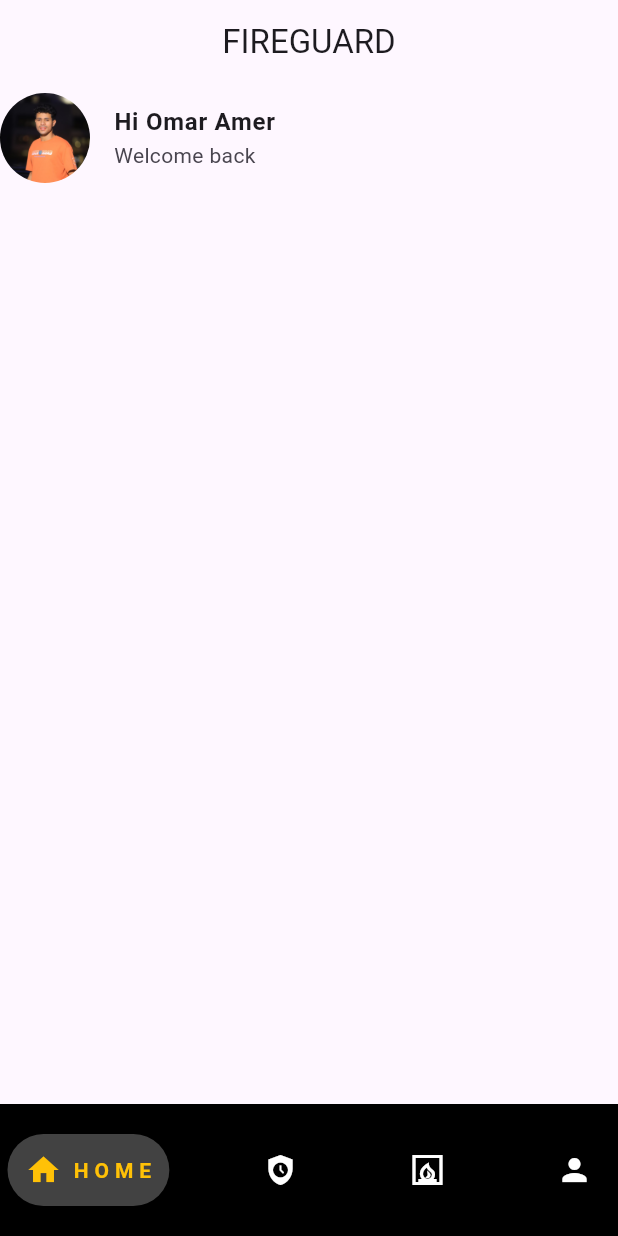
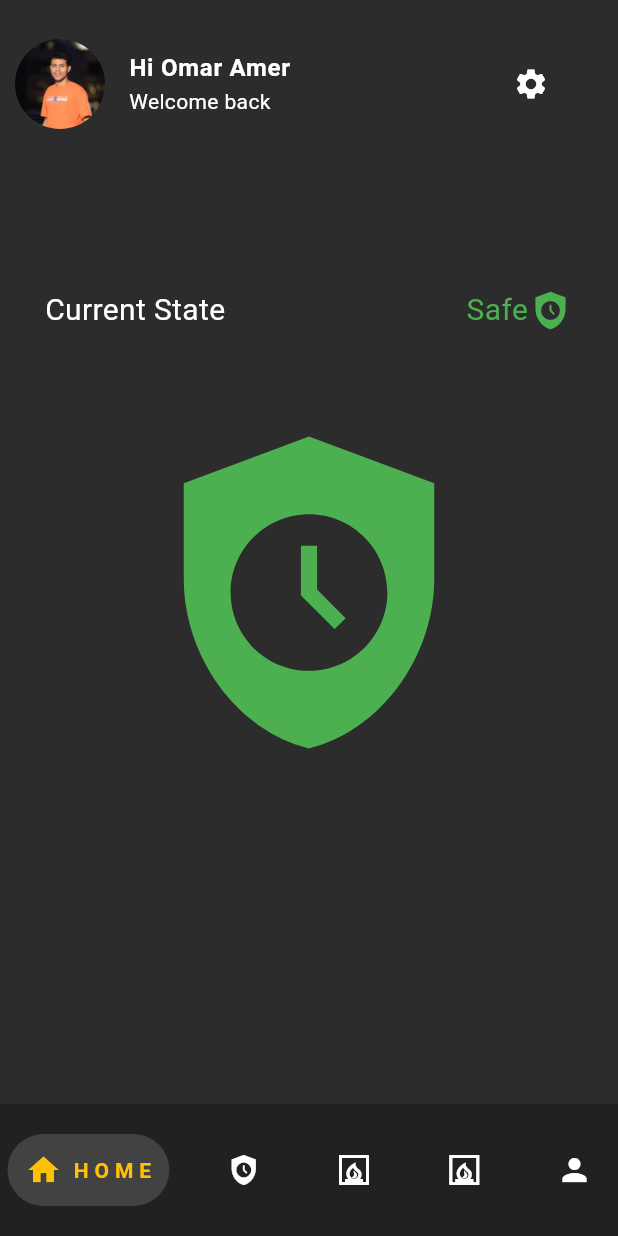
Before and after one commit to omaaramer/fire_detection, a Flutter app: the screen it shows after launch, after a tap on the "arrow forward" icon, on a phone screen of 412 x 824 dp. Run offline on Flutter 3.47's test engine with Material 3 defaults, Android fonts, the phone set to English and light mode, and no system bars; drawn by our look-alikes of google_nav_bar; our stand-ins replace firebase_auth, firebase_core, geolocator, google_maps_flutter, google_sign_in, modal_progress_hud_nsn; accounts and stored records are empty.

```diff
--- a/lib/app_images.dart
+++ b/lib/app_images.dart
@@ -24,4 +24,8 @@ class Assets {
   /// Assets for imagesOmaar
   /// assets/images/omaar.jpeg
   static const String imagesOmaar = "assets/images/omaar.jpeg";
+
+  /// Assets for imagesSafe
+  /// assets/images/safe.png
+  static const String imagesSafe = "assets/images/safe.png";
 }
--- a/lib/constants/app_routes.dart
+++ b/lib/constants/app_routes.dart
@@ -22,8 +22,8 @@ class AppRouter {
         return MaterialPageRoute(builder: (_) => const MainNavigator());
       case SafetyScreen.id:
         return MaterialPageRoute(builder: (_) => const SafetyScreen());
-      // case LandingScreen.id:
-      //   return MaterialPageRoute(builder: (_) => const LandingScreen());
+      case LandingScreen.id:
+        return MaterialPageRoute(builder: (_) => const LandingScreen());
     }
   }
 }
--- a/lib/main.dart
+++ b/lib/main.dart
@@ -4,7 +4,8 @@ import 'package:firebase_core/firebase_core.dart';
 import 'package:flutter/material.dart';
 
 void main() async {
-  WidgetsFlutterBinding.ensureInitialized();
+  WidgetsFlutterBinding
+      .ensureInitialized(); //ensure that data needed is ready for use
   await Firebase.initializeApp(
     options: DefaultFirebaseOptions.currentPlatform,
   );
--- a/lib/view/screens/home_page.dart
+++ b/lib/view/screens/home_page.dart
@@ -1,6 +1,7 @@
 import 'package:flutter/material.dart';
-
+import 'package:flutter/widgets.dart';
 import '../../app_images.dart';
+import '../../constants/constants.dart';
 
 class HomePage extends StatefulWidget {
   const HomePage({super.key});
@@ -14,12 +15,22 @@ class _HomePageState extends State<HomePage> {
   @override
   Widget build(BuildContext context) {
     return Scaffold(
-        appBar: AppBar(
-          centerTitle: true,
-          title: const Text('FIREGUARD'),
+        body: Container(
+      padding: const EdgeInsets.symmetric(horizontal: 10),
+      decoration: const BoxDecoration(
+        color: kGrey900,
+        //     gradient: LinearGradient(
+        //   colors: [
+        //     kGrey300,
+        //     kGrey,
+        //   ],
+        //   begin: FractionalOffset.topCenter,
+        //   end: FractionalOffset.bottomCenter,
+        // ),
       ),
-        body: Column(
+      child: Column(
         children: [
+          const SizedBox(height: 20),
           Row(
             children: [
               Container(
@@ -33,19 +44,74 @@ class _HomePageState extends State<HomePage> {
                   ),
                 ),
               ),
-                const Expanded(
+              Expanded(
                   child: ListTile(
-                  title: Text(
+                title: const Text(
                   "Hi Omar Amer",
                   style: TextStyle(
                     fontWeight: FontWeight.bold,
+                    color: Colors.white,
                   ),
                 ),
-                  subtitle: Text("Welcome back"),
-                ))
+                subtitle: const Text(
+                  "Welcome back",
+                  style: TextStyle(
+                    color: Colors.white,
+                  ),
+                ),
+                trailing: IconButton(
+                  onPressed: () {},
+                  icon: const Icon(
+                    Icons.settings,
+                    color: Colors.white,
+                  ),
+                ),
+              )),
             ],
           ),
+          const SizedBox(height: 100),
+          const Padding(
+            padding: EdgeInsets.symmetric(horizontal: 20),
+            child: Row(
+              children: [
+                Text(
+                  "Current State ",
+                  style: TextStyle(
+                    color: Colors.white,
+                    fontSize: 20,
+                  ),
+                ),
+                Spacer(flex: 1),
+                Text(
+                  "Safe",
+                  style: TextStyle(
+                    color: Colors.green,
+                    fontSize: 20,
+                  ),
+                ),
+                Icon(
+                  Icons.safety_check,
+                  size: 30,
+                  color: Colors.green,
+                ),
               ],
+            ),
+          ),
+          const SizedBox(height: 40),
+          // Image.asset(
+          //   Assets.imagesSafe,
+          //   scale: 2,
+          // )
+
+          IconButton(
+              onPressed: () {},
+              icon: const Icon(
+                Icons.safety_check,
+                size: 250,
+                color: Colors.green,
+              )),
+        ],
+      ),
     ));
   }
 }
--- a/lib/view/screens/main_navigator.dart
+++ b/lib/view/screens/main_navigator.dart
@@ -1,9 +1,12 @@
+import 'package:chat_app/constants/constants.dart';
 import 'package:chat_app/view/screens/setting.dart';
 import 'package:chat_app/view/screens/home_page.dart';
 import 'package:chat_app/view/screens/safety_screen.dart';
 import 'package:chat_app/view/screens/maps_screen.dart';
 import 'package:flutter/material.dart';
 import 'package:google_nav_bar/google_nav_bar.dart';
+
+import 'map_screen.dart';
 
 class MainNavigator extends StatefulWidget {
   const MainNavigator({super.key});
@@ -19,8 +22,9 @@ class _MainNavigatorState extends State<MainNavigator> {
   final List<Widget> _screens = const [
     HomePage(),
     SafetyScreen(),
+    MapScreen(),
+    Map2Screen(),
     SettingScreen(),
-    AlarmScreen(),
   ];
 
   void _onPageChanged(int index) {
@@ -41,7 +45,7 @@ class _MainNavigatorState extends State<MainNavigator> {
       child: Scaffold(
         bottomNavigationBar: GNav(
           iconSize: 24,
-          backgroundColor: Colors.black,
+          backgroundColor: Colors.black87,
           color: Colors.white,
           activeColor: Colors.amber,
           tabBackgroundColor: Colors.grey.shade800,
@@ -64,6 +68,10 @@ class _MainNavigatorState extends State<MainNavigator> {
               text: "M A P S",
             ),
             GButton(
+              icon: Icons.fireplace_outlined,
+              text: "MAPS",
+            ),
+            GButton(
               icon: Icons.person,
               text: "SETTINGS",
             ),
--- a/lib/view/screens/regesteration/login_page.dart
+++ b/lib/view/screens/regesteration/login_page.dart
@@ -5,7 +5,7 @@ import 'package:firebase_auth/firebase_auth.dart';
 import 'package:flutter/material.dart';
 import 'package:modal_progress_hud_nsn/modal_progress_hud_nsn.dart';
 import '../../../constants/app_images.dart';
-import '../../../helper/show_snakbar.dart';
+import '../../widgets/show_snakbar.dart';
 import '../../widgets/custom_divider.dart';
 import '../../widgets/custom_social_botton.dart';
 import '../../widgets/have_an_acount_widget.dart';
--- a/lib/view/screens/setting.dart
+++ b/lib/view/screens/setting.dart
@@ -5,8 +5,8 @@ import 'package:google_sign_in/google_sign_in.dart';
 
 import 'regesteration/login_page.dart';
 
-class AlarmScreen extends StatelessWidget {
-  const AlarmScreen({super.key});
+class SettingScreen extends StatelessWidget {
+  const SettingScreen({super.key});
 
   @override
   Widget build(BuildContext context) {
--- a/pubspec.yaml
+++ b/pubspec.yaml
@@ -43,6 +43,8 @@ dependencies:
   google_nav_bar: ^5.0.6
   url_launcher: ^6.2.4
   flutter_bloc: ^8.1.4
+  google_maps_flutter: ^2.5.3
+  geolocator: ^11.0.0
   # google_maps_flutter: ^2.5.3
   # location: ^5.0.3
   # flutter_polyline_points: ^2.0.0
```
Also changed, not shown: lib/helper/location_helper.dart (added, +15 -0 lines), lib/view/screens/map_screen.dart (added, +82 -0 lines), lib/view/screens/maps_screen.dart (+9 -9 lines), lib/view/screens/regesteration/regester_screen.dart (+11 -9 lines), assets/images/safe.png (added), lib/view/widgets/show_snakbar.dart (renamed from lib/helper/show_snakbar.dart), pubspec.lock, 4 other files. Lines whose indentation alone changed are shown as unchanged.
